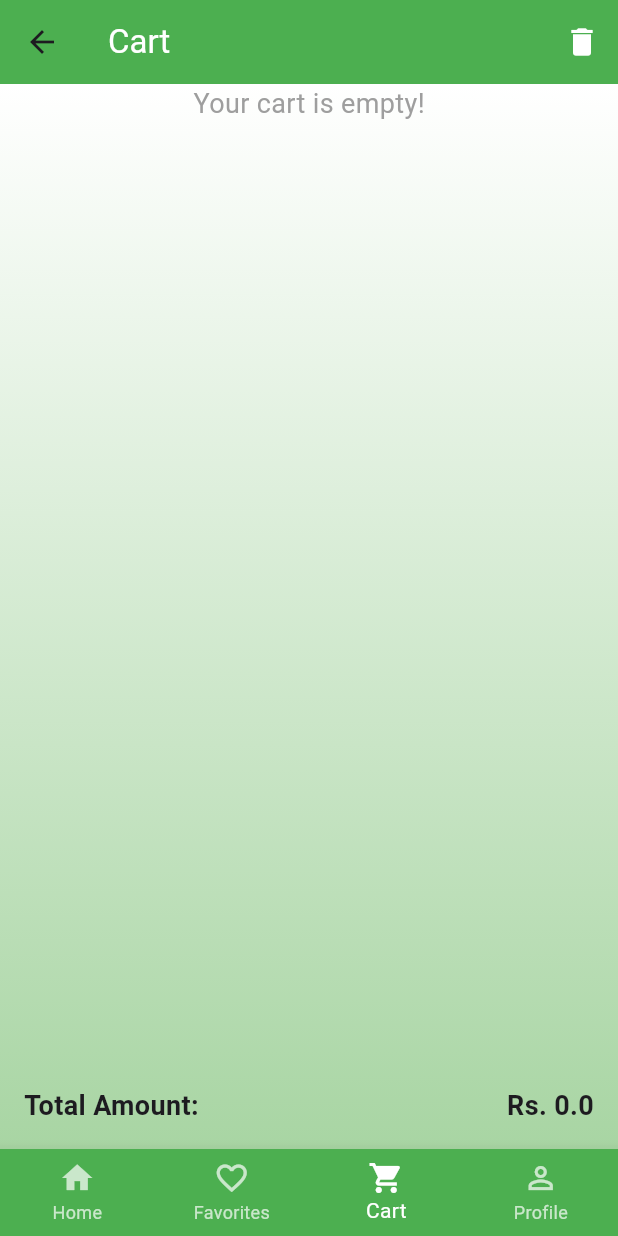
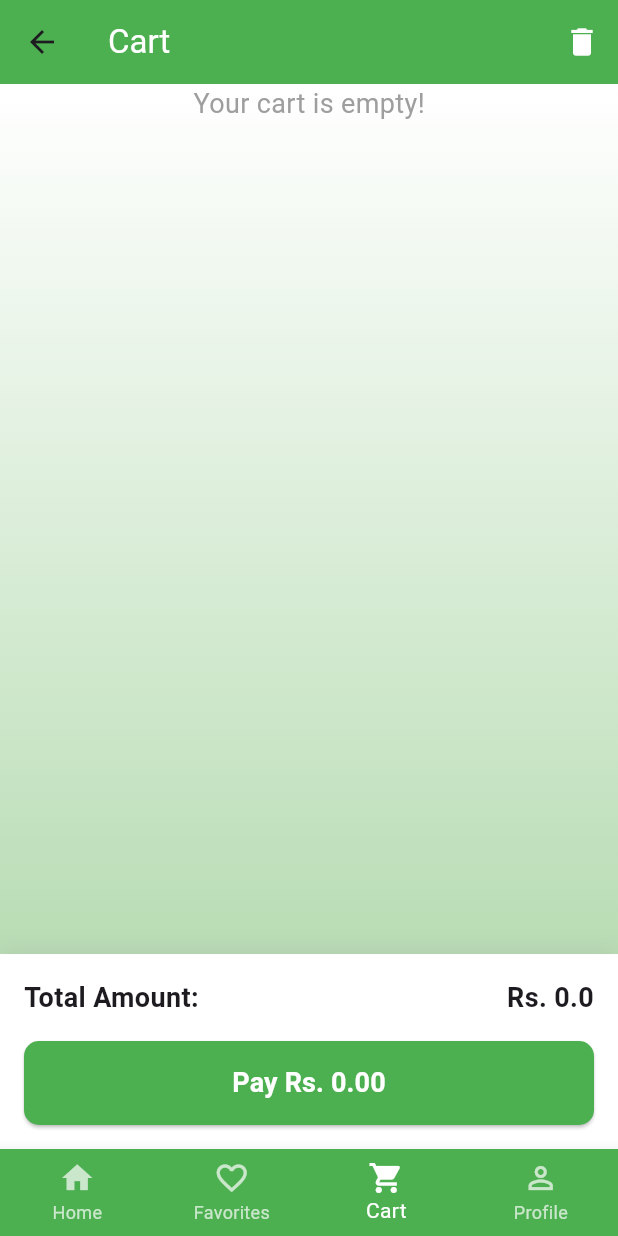
Before and after one commit to AlanRoni/Gitsbites, a Flutter app: the CartPage screen opened by its route, on a phone screen of 412 x 824 dp. Run offline on Flutter 3.47's test engine with Material 3 defaults, Android fonts, the phone set to English and light mode, and no system bars; our stand-ins replace cloud_firestore, firebase_auth, firebase_core, firebase_storage, google_sign_in, image_picker and 2 more; missing offline and left inert: universal_html; accounts and stored records are empty.

Commit message:
Pre-Christopher changes

```diff
--- a/lib/cart_page.dart
+++ b/lib/cart_page.dart
@@ -115,6 +115,40 @@ class _CartPageState extends State<CartPage> {
     return total;
   }
 
+  void navigateToPayment() {
+    if (cartItems.isNotEmpty) {
+      Navigator.push(
+        context,
+        MaterialPageRoute(
+          builder: (context) => PaymentPage(
+            totalAmount: calculateTotalPrice().round(),
+            cartItems: cartItems
+                .map((item) => {
+                      'name': item['Item_Name'],
+                      'price': item['Price'],
+                      'quantity': item['quantity'],
+                    })
+                .toList(),
+            userName: FirebaseAuth.instance.currentUser?.displayName ?? 'Guest',
+            userEmail: FirebaseAuth.instance.currentUser?.email ?? 'No Email',
+          ),
+        ),
+      ).then((result) {
+        // Refresh cart if payment was successful
+        if (result == true) {
+          setState(() {
+            cartItems.clear();
+            totalPrice = 0.0;
+          });
+        }
+      });
+    } else {
+      ScaffoldMessenger.of(context).showSnackBar(
+        const SnackBar(content: Text('Your cart is empty!')),
+      );
+    }
+  }
+
   @override
   Widget build(BuildContext context) {
     return Scaffold(
@@ -186,6 +220,16 @@ class _CartPageState extends State<CartPage> {
               ),
               Container(
                 padding: const EdgeInsets.all(16),
+                decoration: BoxDecoration(
+                  color: Colors.white,
+                  boxShadow: [
+                    BoxShadow(
+                      color: Colors.grey.withOpacity(0.2),
+                      blurRadius: 10,
+                      offset: const Offset(0, -4),
+                    ),
+                  ],
+                ),
                 child: Column(
                   children: [
                     Row(
@@ -198,6 +242,28 @@ class _CartPageState extends State<CartPage> {
                             style: const TextStyle(
                                 fontSize: 18, fontWeight: FontWeight.bold)),
                       ],
+                    ),
+                    const SizedBox(height: 16),
+                    SizedBox(
+                      width: double.infinity,
+                      child: ElevatedButton(
+                        onPressed: navigateToPayment,
+                        style: ElevatedButton.styleFrom(
+                          backgroundColor: Colors.green,
+                          padding: const EdgeInsets.symmetric(vertical: 15),
+                          shape: RoundedRectangleBorder(
+                            borderRadius: BorderRadius.circular(10),
+                          ),
+                        ),
+                        child: Text(
+                          'Pay Rs. ${calculateTotalPrice().toStringAsFixed(2)}',
+                          style: const TextStyle(
+                            fontSize: 18,
+                            fontWeight: FontWeight.bold,
+                            color: Colors.white,
+                          ),
+                        ),
+                      ),
                     ),
                   ],
                 ),
```
Also changed, not shown: lib/profile_page.dart (line endings or trailing spaces).
